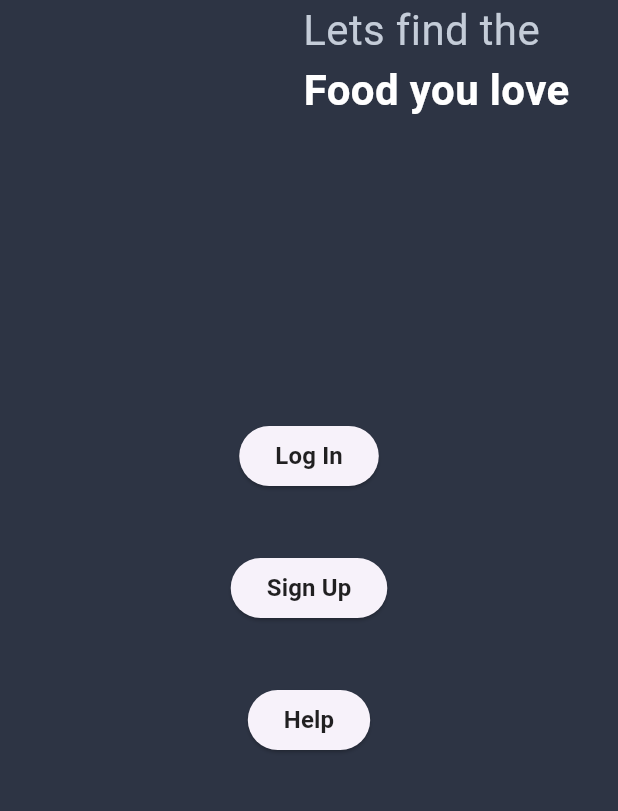
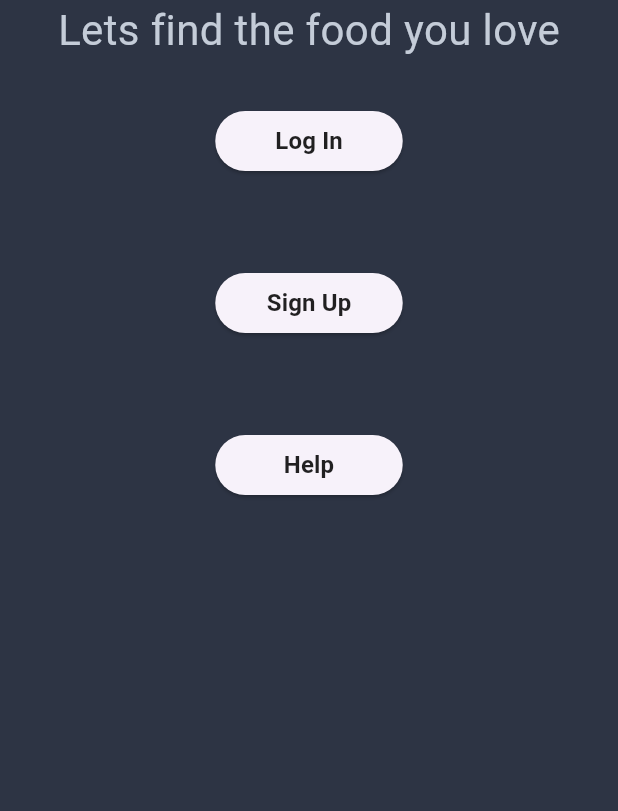
Before and after one commit to boykin345/food-ai-app, a Flutter app: the screen it shows after launch, after a tap on "Help", on a phone screen of 412 x 824 dp, the part 204-1015 px from its top. Run offline on Flutter 3.47's test engine with Material 3 defaults, Android fonts, the phone set to English and light mode, and no system bars; our stand-ins replace cloud_firestore, firebase_auth, firebase_core; accounts and stored records are empty; project files that could hold a hidden picture were left out.

Commit message:
Refactor: Index page
* Redesigned the index page UI, so you can get around the app by
reaching the other pages such as the sign-up & log in screens

```diff
--- a/lib/Screens/LogInSignUpScreen.dart
+++ b/lib/Screens/LogInSignUpScreen.dart
@@ -3,6 +3,10 @@ import 'package:flutter/material.dart';
 import '../Util/Palette.dart';
 
 class LoginSignupScreen extends StatefulWidget {
+  final bool screenType;
+
+  LoginSignupScreen({required this.screenType});
+
   @override
   _LoginSignupScreenState createState() => _LoginSignupScreenState();
 }
@@ -28,11 +32,13 @@ class _LoginSignupScreenState extends State<LoginSignupScreen> {
   bool passwordVisible = false;
   bool confirmPasswordVisible = false;
 
-  bool isSignupScreen = true;
+  bool isSignupScreen = false;
 
   @override
   void initState() {
     super.initState();
+    isSignupScreen = widget.screenType;
+
     usernameFocusNode = FocusNode();
     emailFocusNode = FocusNode();
     passwordFocusNode = FocusNode();
--- a/lib/main.dart
+++ b/lib/main.dart
@@ -1,34 +1,12 @@
-import 'package:firebase_auth/firebase_auth.dart';
 import 'package:flutter/material.dart';
 import 'package:firebase_core/firebase_core.dart';
 import 'package:food_ai_app/Util/firebase_options.dart';
 
-import 'package:food_ai_app/Controllers/sign_up.dart';
-
-import 'Util/data_util.dart';
+import 'Screens/LogInSignUpScreen.dart';
 
 Future<void> main() async {
   WidgetsFlutterBinding.ensureInitialized();
-  try {
   await Firebase.initializeApp(options: DefaultFirebaseOptions.currentPlatform);
-  } catch (e) {
-    print('Error initializing Firebase: $e');
-  }
-
-  AuthUtil authUtil = AuthUtil();
-  DataUtil dataUtil = DataUtil();
-
-  String email = 'user@example.com';
-  String password = 'password123';
-  String username = 'john_doe';
-
-  // Sign up the user
-  User? user = await authUtil.signUp(email, password);
-
-  // If the user is signed up successfully, add user data to Firestore
-  if (user != null) {
-    dataUtil.addUserData(user.uid, username, email);
-  }
 
   runApp(const MyApp());
 }
@@ -44,7 +22,7 @@ class MyApp extends StatelessWidget {
         primarySwatch: Colors.blue,
         visualDensity: VisualDensity.adaptivePlatformDensity,
       ),
-      home: const MyHomePage(title: 'Index Page'),
+      home: const MyHomePage(title: 'Food AI - Index Page'),
     );
   }
 }
@@ -60,48 +38,47 @@ class MyHomePage extends StatefulWidget {
 }
 
 class _MyHomePageState extends State<MyHomePage> {
-
   @override
   Widget build(BuildContext context) {
     return Scaffold(
       backgroundColor: Color(0xFF2D3444),
       body: SingleChildScrollView(
         child: Center(
+          child: Padding(
+            padding: const EdgeInsets.only(top: 50.0),
             child: Column(
-            children: <Widget>[
-              SizedBox(height: 50),
-              Text('Food AI',
+              children: <Widget> [
+                Text(
+                  'Food AI',
                   style: TextStyle(
                       fontWeight: FontWeight.bold,
                       fontSize: 60,
                       color: Colors.white
                   ),
                 ),
-              Padding(padding: const EdgeInsets.only(left: 150),
-                child: Text('Lets find the',
+                Text(
+                  'Lets find the food you love',
                   style: TextStyle(
                     color: Color(0xFFC4CCD8),
                     fontSize: 28,
                   ),
                 ),
-              ),
-              Padding(padding: const EdgeInsets.only(left: 170),
-                child: Text('Food you love',
-                  style: TextStyle(
-                      color: Colors.white,
-                      fontSize: 28,
-                      fontWeight: FontWeight.bold,
-                  ),
-                ),
-              ),
-              SizedBox(height: 200),
-              Center(
+                Padding(
+                  padding: const EdgeInsets.only(bottom: 30, top: 30),
                   child: ElevatedButton(
                     onPressed: () {
-                    // Add the desired functionality when the button is pressed
-                    print('Switching to login page!');
+                      Navigator.push(
+                        context,
+                        MaterialPageRoute(
+                            builder: (context) => LoginSignupScreen(screenType: false)),
+                      );
                     },
-                  child: Text('Log In', style: TextStyle(
+                    style: ElevatedButton.styleFrom(
+                      fixedSize: Size(125, 30.0)
+                    ),
+                    child: Text(
+                      'Log In',
+                      style: TextStyle(
                         color: Colors.black87,
                         fontSize: 16,
                         fontWeight: FontWeight.bold,
@@ -109,32 +86,43 @@ class _MyHomePageState extends State<MyHomePage> {
                     ),
                   ),
                 ),
-              SizedBox(height: 40),
-              ElevatedButton(
+                Padding(
+                  padding: const EdgeInsets.only(bottom: 30, top: 30),
+                  child: ElevatedButton(
                     onPressed: () {
                       Navigator.push(
                         context,
-                    MaterialPageRoute(builder: (context) => SignUpPage()),
+                        MaterialPageRoute(
+                            builder: (context) => LoginSignupScreen(screenType: true,)),
                       );
-                  // Add the desired functionality when the button is pressed
-                  print('Switching to sign up page!');
                     },
-                child: Text('Sign Up', style: TextStyle(
+                    style: ElevatedButton.styleFrom(
+                        fixedSize: Size(125, 30.0)
+                    ),
+                    child: Text(
+                      'Sign Up',
+                      style: TextStyle(
                         color: Colors.black87,
                         fontSize: 16,
                         fontWeight: FontWeight.bold,
                       ),
                     ),
                   ),
-              SizedBox(height: 40),
-              ElevatedButton(
-                onPressed: () {
-                  print('Switching to help page!');
-                },
-                child: Text('Help', style: TextStyle(
+                ),
+                Padding(
+                  padding: const EdgeInsets.only(bottom: 30, top: 30),
+                  child: ElevatedButton(
+                    onPressed: () {},
+                    style: ElevatedButton.styleFrom(
+                        fixedSize: Size(125, 30.0)
+                    ),
+                    child: Text(
+                      'Help',
+                      style: TextStyle(
                         color: Colors.black87,
                         fontSize: 16,
                         fontWeight: FontWeight.bold,
+                      ),
                     ),
                   ),
                 ),
@@ -142,6 +130,7 @@ class _MyHomePageState extends State<MyHomePage> {
             ),
           ),
         ),
+      ),
     );
   }
 }
```
Lines whose indentation alone changed are shown as unchanged.
